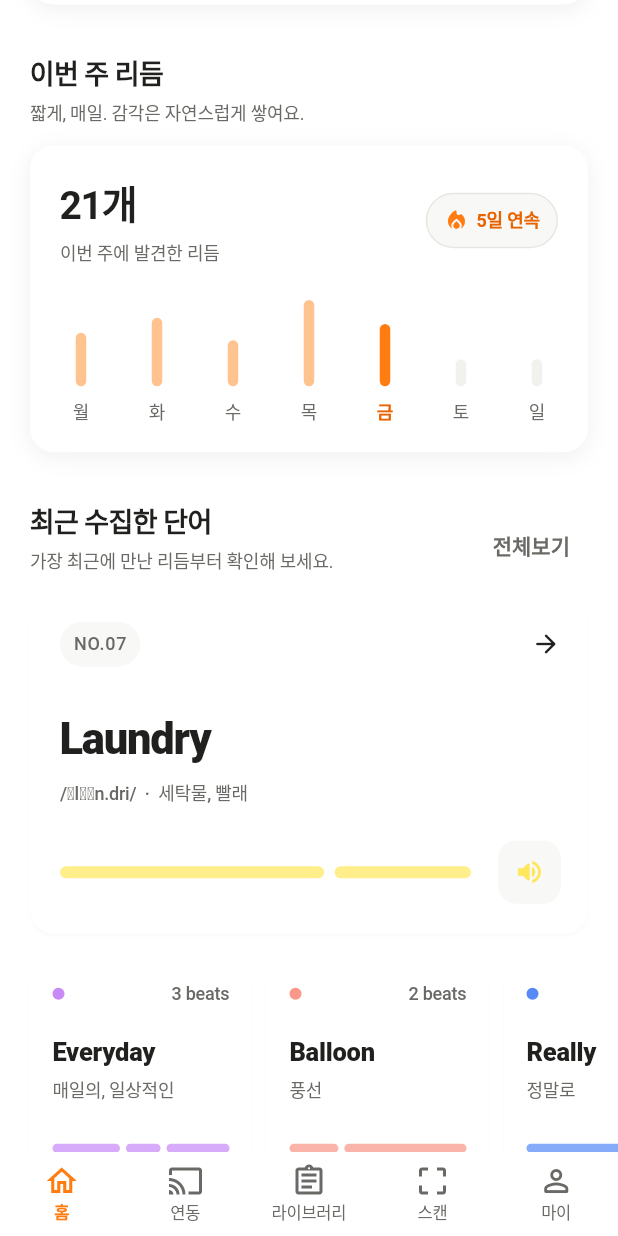
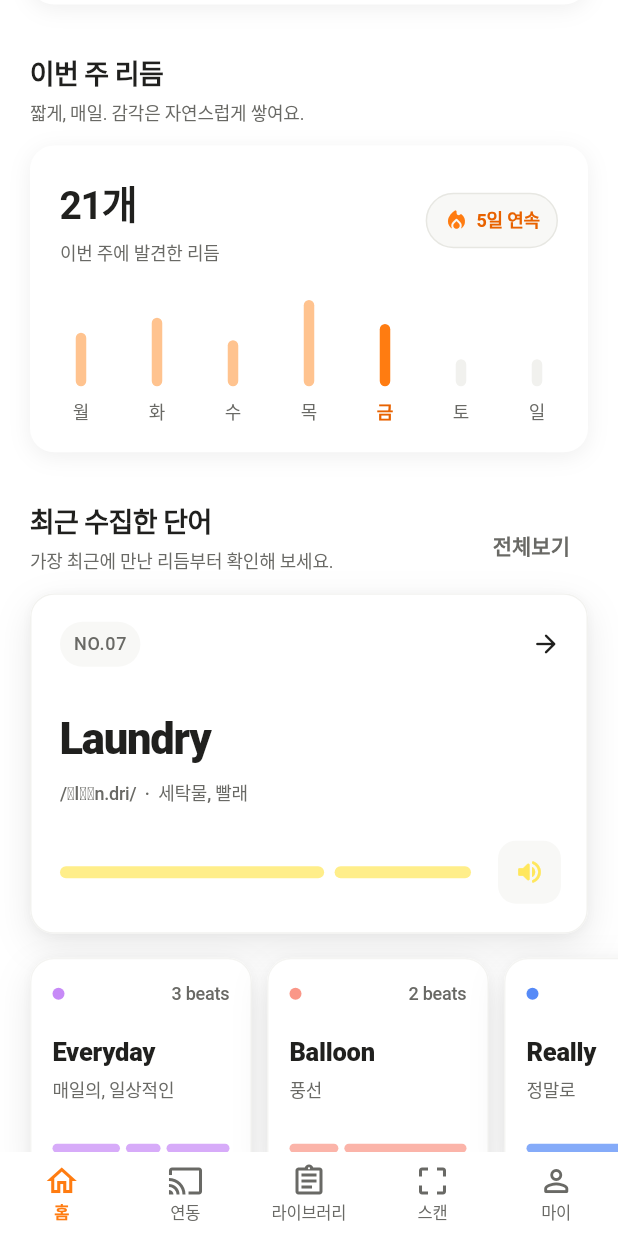
Before and after one commit to juliekimgold-web/eng-rhythm-7q2m9x4k8v3p, a Flutter app: the screen it shows after launch, scrolled down 576 dp, on a phone screen of 412 x 824 dp. Run offline on Flutter 3.47's test engine with Material 3 defaults, Android fonts, the phone set to English and light mode, and no system bars; our stand-ins replace flutter_tts; Roboto replaces fonts that are missing (Pretendard).

Commit message:
restore tactile word card interactions

```diff
--- a/lib/core/theme/app_theme.dart
+++ b/lib/core/theme/app_theme.dart
@@ -70,6 +70,27 @@ abstract final class AppShadows {
       color: Color(0x10000000),
       blurRadius: 12,
       offset: Offset(0, 3),
+    ),
+  ];
+
+  static const raisedCard = <BoxShadow>[
+    BoxShadow(
+      color: Color(0x16000000),
+      blurRadius: 20,
+      offset: Offset(0, 8),
+    ),
+    BoxShadow(
+      color: Color(0x08000000),
+      blurRadius: 4,
+      offset: Offset(0, 1),
+    ),
+  ];
+
+  static const bottomSheet = <BoxShadow>[
+    BoxShadow(
+      color: Color(0x14000000),
+      blurRadius: 24,
+      offset: Offset(0, -6),
     ),
   ];
 
--- a/lib/screens/home_screen.dart
+++ b/lib/screens/home_screen.dart
@@ -757,12 +757,19 @@ class _TodayRhythmCard extends StatelessWidget {
 
   @override
   Widget build(BuildContext context) {
-    return Material(
+    return DecoratedBox(
+      key: ValueKey('recent-feature-card-${word.id}'),
+      decoration: BoxDecoration(
+        borderRadius: BorderRadius.circular(AppRadii.card),
+        boxShadow: AppShadows.raisedCard,
+      ),
+      child: Material(
         color: Colors.white,
-      elevation: 1,
-      shadowColor: const Color(0x18000000),
         shape: RoundedRectangleBorder(
           borderRadius: BorderRadius.circular(AppRadii.card),
+          side: BorderSide(
+            color: AppColors.line.withValues(alpha: 0.55),
+          ),
         ),
         clipBehavior: Clip.antiAlias,
         child: InkWell(
@@ -852,6 +859,7 @@ class _TodayRhythmCard extends StatelessWidget {
             ),
           ),
         ),
+      ),
     );
   }
 }
@@ -898,12 +906,19 @@ class _RecentWordCard extends StatelessWidget {
   Widget build(BuildContext context) {
     return SizedBox(
       width: 148,
+      child: DecoratedBox(
+        key: ValueKey('recent-mini-card-${word.id}'),
+        decoration: BoxDecoration(
+          borderRadius: BorderRadius.circular(AppRadii.card),
+          boxShadow: AppShadows.raisedCard,
+        ),
         child: Material(
           color: Colors.white,
-        elevation: 1,
-        shadowColor: const Color(0x18000000),
           shape: RoundedRectangleBorder(
-          borderRadius: BorderRadius.circular(16),
+            borderRadius: BorderRadius.circular(AppRadii.card),
+            side: BorderSide(
+              color: AppColors.line.withValues(alpha: 0.45),
+            ),
           ),
           clipBehavior: Clip.antiAlias,
           child: InkWell(
@@ -964,6 +979,7 @@ class _RecentWordCard extends StatelessWidget {
                     gap: 4,
                   ),
                 ],
+              ),
             ),
           ),
         ),
```
Also changed, not shown: lib/screens/word_detail_screen.dart (+187 -60 lines), 2 other files. Lines whose indentation alone changed are shown as unchanged.
